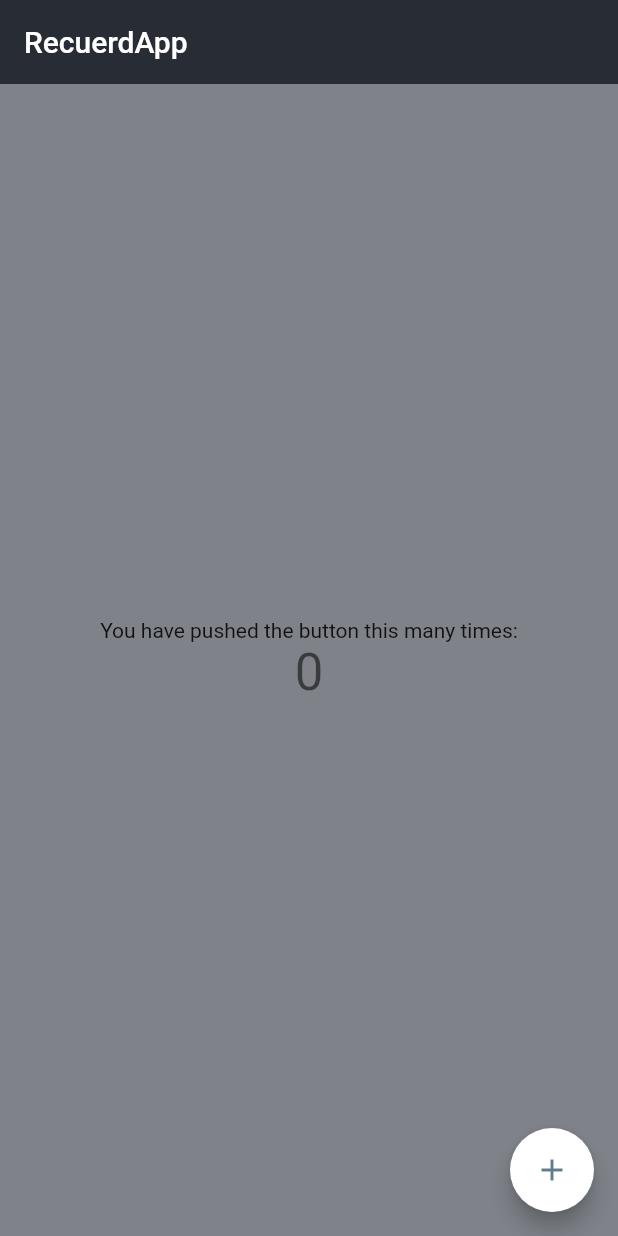
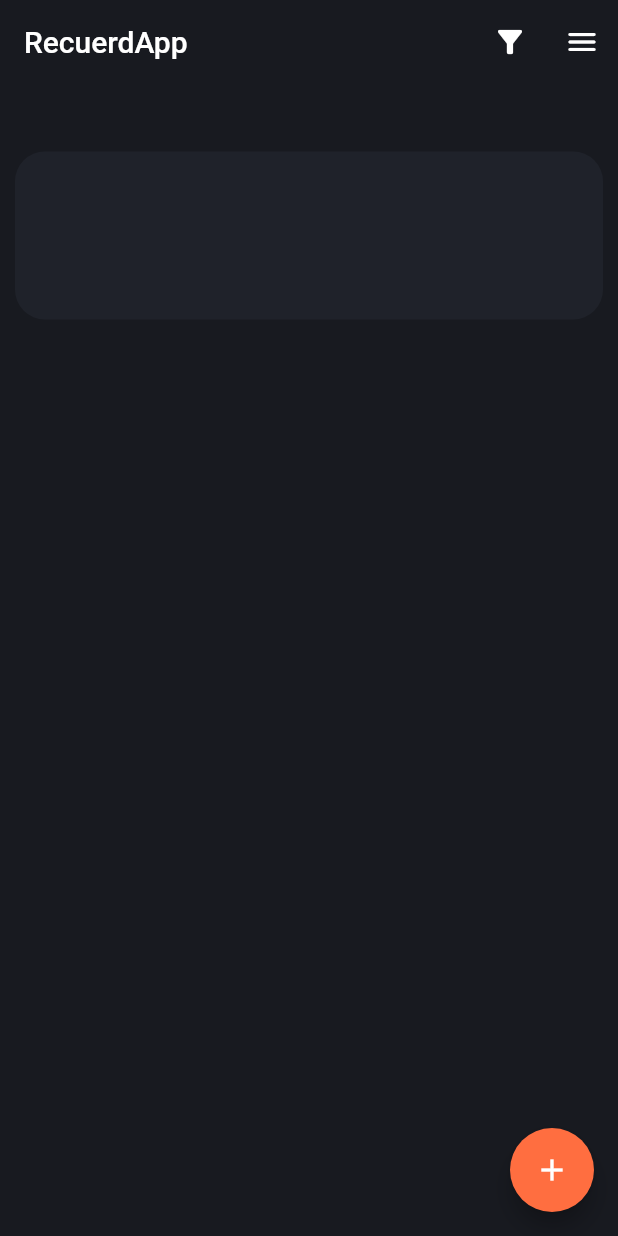
Before and after one commit to DNaranjoDev/recuerdapp, a Flutter app: the screen it shows after launch, on a phone screen of 412 x 824 dp. Run offline on Flutter 3.47's test engine with Material 2 defaults, Android fonts, the light colour scheme and no system bars.

Commit message:
Base del proyecto

```diff
--- /dev/null
+++ b/lib/app/app.dart
@@ -0,0 +1,20 @@
+import 'package:flutter/material.dart';
+import 'package:recuerdapp/app/view/MyHomePage.dart';
+
+class MyApp extends StatelessWidget {
+  const MyApp({super.key});
+
+  // This widget is the root of your application.
+  @override
+  Widget build(BuildContext context) {
+    return MaterialApp(
+      debugShowCheckedModeBanner: false,
+      title: 'RecuerdApp',
+      theme: ThemeData(
+
+        primarySwatch: Colors.blueGrey,
+      ),
+      home: const MyHomePage(title: "RecuerdApp",),
+    );
+  }
+}
--- /dev/null
+++ b/lib/app/models/task.dart
@@ -0,0 +1,8 @@
+class Task {
+  Task(this.text, this.time, {this.done = false});
+
+  final String text;
+  final int time;
+  bool done;
+
+}
--- /dev/null
+++ b/lib/app/view/MyHomePage.dart
@@ -0,0 +1,70 @@
+import 'package:flutter/material.dart';
+
+class MyHomePage extends StatefulWidget {
+  const MyHomePage({super.key, required this.title});
+
+
+  final String title;
+
+  @override
+  State<MyHomePage> createState() => _MyHomePageState();
+}
+
+class _MyHomePageState extends State<MyHomePage> {
+
+  @override
+  Widget build(BuildContext context) {
+    return Scaffold(
+      backgroundColor: const Color(0xFF181A20),
+      appBar: AppBar(
+        title: const Text('RecuerdApp'),
+        actions: [
+          IconButton(onPressed: () {}, icon: const Icon(Icons.filter_list_alt)),
+          IconButton(onPressed: () {}, icon: const Icon(Icons.menu_rounded)),
+        ],
+        elevation: 0.0,
+        backgroundColor: Colors.transparent,
+      ),
+      body: Column(
+        children: const [
+          SizedBox(height: 45,),
+          Calendar()
+        ],
+      ),
+
+      floatingActionButton: FloatingActionButton(
+        onPressed: () {
+          // Add your onPressed code here!
+        },
+        backgroundColor: Colors.deepOrangeAccent,
+        child: const Icon(Icons.add),
+      ),
+    );
+  }
+}
+
+
+
+
+
+//WIDGET CALENDAR
+class Calendar extends StatelessWidget {
+  const Calendar({
+    super.key,
+  });
+
+  @override
+  Widget build(BuildContext context) {
+    return Padding(
+      padding: const EdgeInsets.symmetric(horizontal: 10),
+      child: Container(
+          width: double.infinity,
+          height: 112,
+          decoration: const BoxDecoration(
+            color: Color(0xFF1F222A),
+            borderRadius: BorderRadius.all(Radius.circular(20)),
+          )
+      ),
+    );
+  }
+}
--- a/lib/main.dart
+++ b/lib/main.dart
@@ -1,31 +1,7 @@
 import 'package:flutter/material.dart';
-import 'screens/MyHomePage.dart';
+import 'package:recuerdapp/app/app.dart';
+
 
 void main() {
   runApp(const MyApp());
 }
-
-class MyApp extends StatelessWidget {
-  const MyApp({super.key});
-
-  // This widget is the root of your application.
-  @override
-  Widget build(BuildContext context) {
-    return MaterialApp(
-      title: 'Flutter Demo',
-      theme: ThemeData(
-        // This is the theme of your application.
-        //
-        // Try running your application with "flutter run". You'll see the
-        // application has a blue toolbar. Then, without quitting the app, try
-        // changing the primarySwatch below to Colors.green and then invoke
-        // "hot reload" (press "r" in the console where you ran "flutter run",
-        // or simply save your changes to "hot reload" in a Flutter IDE).
-        // Notice that the counter didn't reset back to zero; the application
-        // is not restarted.
-        primarySwatch: Colors.blueGrey,
-      ),
-      home: MyHomePage(title: "RecuerdApp",),
-    );
-  }
-}
--- a/lib/screens/MyHomePage.dart
+++ /dev/null
@@ -1,93 +0,0 @@
-import 'package:flutter/material.dart';
-
-class MyHomePage extends StatefulWidget {
-  const MyHomePage({super.key, required this.title});
-
-  // This widget is the home page of your application. It is stateful, meaning
-  // that it has a State object (defined below) that contains fields that affect
-  // how it looks.
-
-  // This class is the configuration for the state. It holds the values (in this
-  // case the title) provided by the parent (in this case the App widget) and
-  // used by the build method of the State. Fields in a Widget subclass are
-  // always marked "final".
-
-  final String title;
-
-  @override
-  State<MyHomePage> createState() => _MyHomePageState();
-}
-
-class _MyHomePageState extends State<MyHomePage> {
-  int _counter = 0;
-
-  void _incrementCounter() {
-    setState(() {
-      // This call to setState tells the Flutter framework that something has
-      // changed in this State, which causes it to rerun the build method below
-      // so that the display can reflect the updated values. If we changed
-      // _counter without calling setState(), then the build method would not be
-      // called again, and so nothing would appear to happen.
-      _counter++;
-    });
-  }
-
-  @override
-  Widget build(BuildContext context) {
-
-    // This method is rerun every time setState is called, for instance as done
-    // by the _incrementCounter method above.
-    //
-    // The Flutter framework has been optimized to make rerunning build methods
-    // fast, so that you can just rebuild anything that needs updating rather
-    // than having to individually change instances of widgets.
-    return Scaffold(
-      backgroundColor: Color.fromRGBO(45, 51, 62, 0.612),
-      appBar: AppBar(
-        elevation: 0,
-        // Here we take the value from the MyHomePage object that was created by
-        // the App.build method, and use it to set our appbar title.
-        title: Text(widget.title),
-        backgroundColor: Color.fromRGBO(40, 44, 52, 100),
-
-      ),
-      body: Center(
-        // Center is a layout widget. It takes a single child and positions it
-        // in the middle of the parent.
-        child: Column(
-          // Column is also a layout widget. It takes a list of children and
-          // arranges them vertically. By default, it sizes itself to fit its
-          // children horizontally, and tries to be as tall as its parent.
-          //
-          // Invoke "debug painting" (press "p" in the console, choose the
-          // "Toggle Debug Paint" action from the Flutter Inspector in Android
-          // Studio, or the "Toggle Debug Paint" command in Visual Studio Code)
-          // to see the wireframe for each widget.
-          //
-          // Column has various properties to control how it sizes itself and
-          // how it positions its children. Here we use mainAxisAlignment to
-          // center the children vertically; the main axis here is the vertical
-          // axis because Columns are vertical (the cross axis would be
-          // horizontal).
-          mainAxisAlignment: MainAxisAlignment.center,
-          children: <Widget>[
-            const Text(
-              'You have pushed the button this many times:',
-            ),
-            Text(
-              '$_counter',
-              style: Theme.of(context).textTheme.headlineMedium,
-            ),
-          ],
-        ),
-      ),
-      floatingActionButton: FloatingActionButton(
-        backgroundColor: Colors.white,
-        foregroundColor: Colors.blueGrey,
-        onPressed: _incrementCounter,
-        tooltip: 'Increment',
-        child: const Icon(Icons.add),
-      ), // This trailing comma makes auto-formatting nicer for build methods.
-    );
-  }
-}
```
Also changed, not shown: 1 other file.
